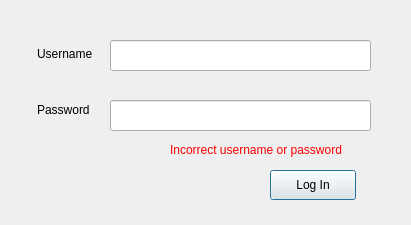
libertas/MsgMan, file logindialog.ui: the form before one commit.
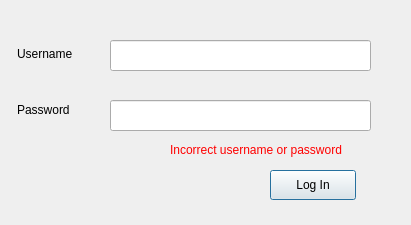
The form after the commit.

Patch:
```diff
--- a/logindialog.ui
+++ b/logindialog.ui
@@ -39,9 +39,9 @@
   <widget class="QLabel" name="label">
    <property name="geometry">
     <rect>
-     <x>37</x>
+     <x>17</x>
      <y>44</y>
-     <width>61</width>
+     <width>81</width>
      <height>20</height>
     </rect>
    </property>
@@ -52,9 +52,9 @@
   <widget class="QLabel" name="label_2">
    <property name="geometry">
     <rect>
-     <x>37</x>
+     <x>17</x>
      <y>100</y>
-     <width>61</width>
+     <width>81</width>
      <height>20</height>
     </rect>
    </property>
```
